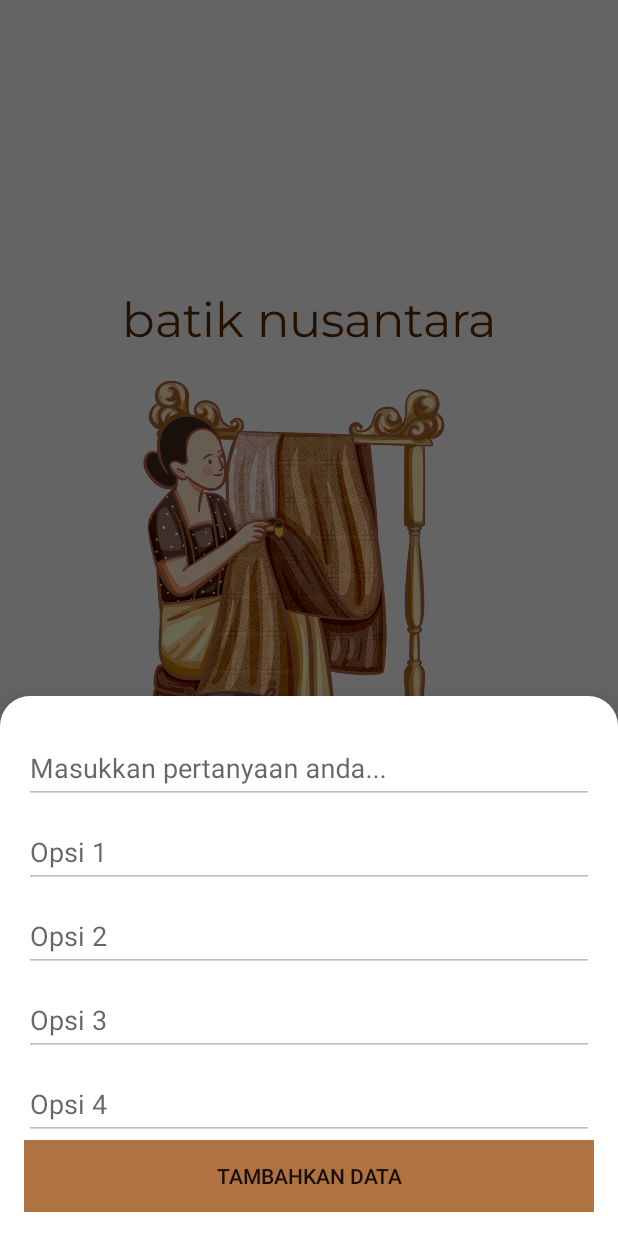
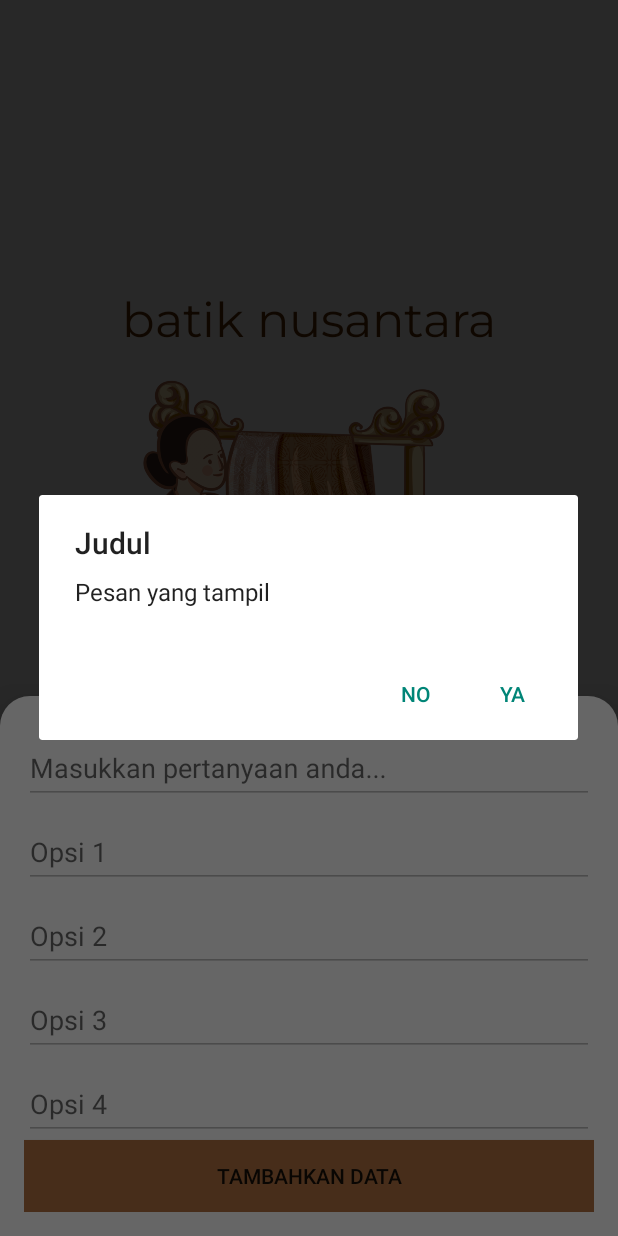
Before and after one commit to dimaszulfa/batiknusantara, an Android app: the AddQuizBottomSheetDialog screen opened through its navigation route, after a tap on "TAMBAHKAN DATA", on a phone screen of 412 x 824 dp. Run offline under Robolectric (Android 15) with nearby library versions, the phone set to English and light mode, and no system bars.

Commit message:
custom bottom sheet dialog for add answer

```diff
--- a/app/src/main/java/com/dimaszulfa/batiknusantara/admin/AddQuizBottomSheetDialog.kt
+++ b/app/src/main/java/com/dimaszulfa/batiknusantara/admin/AddQuizBottomSheetDialog.kt
@@ -1,9 +1,13 @@
 package com.dimaszulfa.batiknusantara.admin
 
+import android.app.AlertDialog
+import android.content.DialogInterface
 import android.os.Bundle
 import android.view.LayoutInflater
 import android.view.View
 import android.view.ViewGroup
+import android.widget.ArrayAdapter
+import android.widget.Toast
 import com.dimaszulfa.batiknusantara.R
 import com.dimaszulfa.batiknusantara.databinding.FragmentAddQuizBottomSheetDialogBinding
 import com.google.android.material.bottomsheet.BottomSheetDialogFragment
@@ -29,13 +33,40 @@ class AddQuizBottomSheetDialog : BottomSheetDialogFragment() {
             binding.etOptionTwo.isEnabled = false
             binding.etOptionThree.isEnabled = false
             binding.etOptionFour.isEnabled = false
-
-            binding.etOptionFour.setOnClickListener {
-                binding.etOptionFour.setBackgroundColor(resources.getColor(R.color.colorPrimary))
-            }
+            selectTheCorrectAnswer()
         }
 
 
     }
 
+    private fun selectTheCorrectAnswer() {
+        AlertDialog.Builder(requireContext())
+            .setTitle("Judul")
+            .setMessage("Pesan yang tampil")
+            .setPositiveButton("Ya", DialogInterface.OnClickListener { dialogInterface, i ->
+                Toast.makeText(requireContext(), "Jalankan perintah ketika user memilih tombol Ya", Toast.LENGTH_LONG).show()
+                binding.spCorrect.visibility = View.VISIBLE
+                with(binding){
+                    val op1 = binding.etOptionOne.text.toString()
+                    val op2 = binding.etOptionTwo.text.toString()
+                    val op3 = binding.etOptionThree.text.toString()
+                    val op4 = binding.etOptionFour.text.toString()
+                    val dataOptions = arrayListOf<String>(op1,op2,op3,op4)
+                    val aa = ArrayAdapter(requireContext(), androidx.transition.R.layout.support_simple_spinner_dropdown_item, dataOptions)
+                    aa.setDropDownViewResource(android.R.layout.simple_spinner_dropdown_item)
+                    spCorrect!!.adapter = aa
+                }
+            })
+            .setNegativeButton("No", DialogInterface.OnClickListener { dialogInterface, i ->
+                Toast.makeText(requireContext(), "Jalankan perintah ketika user memilih tombol No", Toast.LENGTH_LONG).show()
+                binding.etQuestion.isEnabled = true
+                binding.etOptionOne.isEnabled = true
+                binding.etOptionTwo.isEnabled = true
+                binding.etOptionThree.isEnabled = true
+                binding.etOptionFour.isEnabled = true
+                binding.spCorrect.visibility = View.GONE
+            })
+            .show()
+    }
+
 }
--- a/app/src/main/res/layout/fragment_add_quiz_bottom_sheet_dialog.xml
+++ b/app/src/main/res/layout/fragment_add_quiz_bottom_sheet_dialog.xml
@@ -62,6 +62,12 @@
             android:layout_height="wrap_content" />
     </com.google.android.material.textfield.TextInputLayout>
 
+    <Spinner
+        android:id="@+id/spCorrect"
+        android:visibility="gone"
+        android:layout_width="match_parent"
+        android:layout_height="wrap_content"/>
+
     <Button
         style="?attr/selectableItemBackground"
         android:background="@drawable/button_hover"
@@ -70,4 +76,6 @@
         android:layout_width="match_parent"
         android:layout_height="wrap_content"/>
 
+
+
 </LinearLayout>
```
